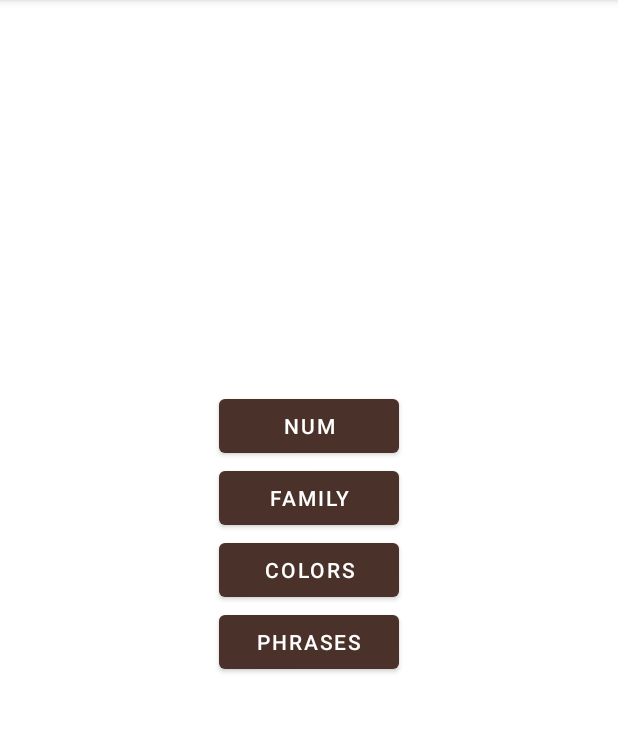
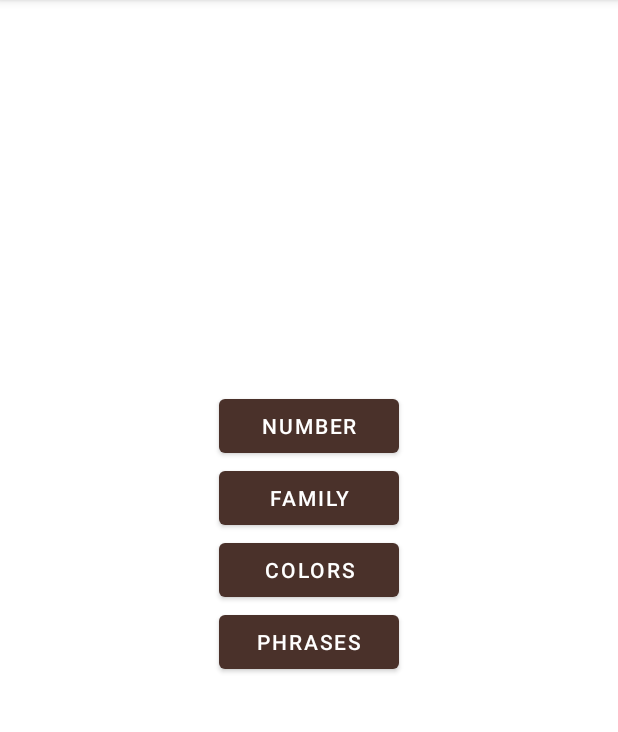
Before and after one commit to aman402/Konnichiwa, an Android app: the screen it shows after launch (MainActivity), on a phone screen of 412 x 824 dp, the part 84-816 px from its top. Run offline under Robolectric (Android 15) with nearby library versions, the light colour scheme and no system bars.

Commit message:
reverted number button name

```diff
--- a/app/src/main/res/values/strings.xml
+++ b/app/src/main/res/values/strings.xml
@@ -1,6 +1,6 @@
 <resources>
     <string name="app_name">Konnichiwa</string>
-    <string name="NumberActivity">Num</string>
+    <string name="NumberActivity">Number</string>
     <string name="FamilyActivity">Family</string>
     <string name="ColorActivity">Colors</string>
     <string name="PhraseActivity">Phrases</string>
```
